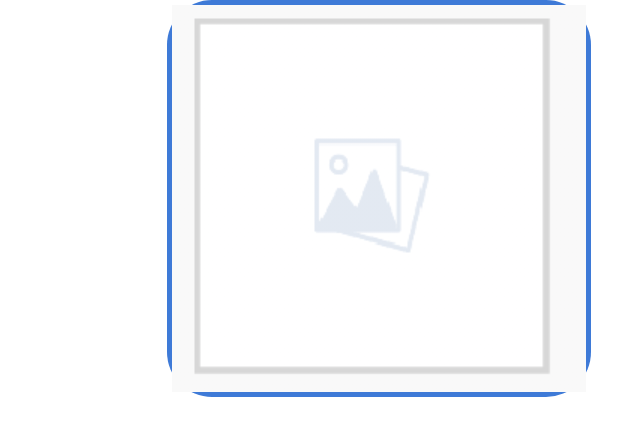
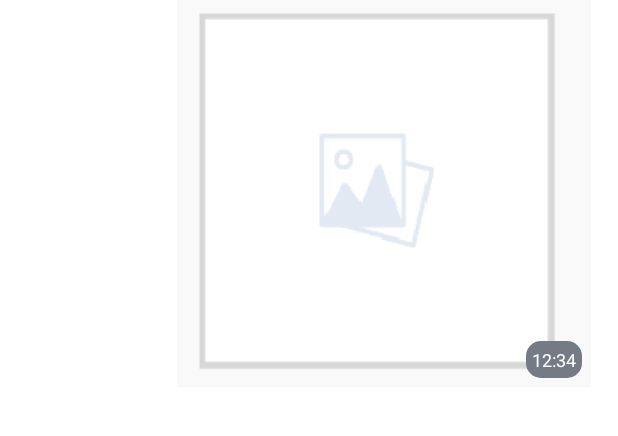
Before and after one commit to LiveTex/sdk-android, an Android app: the layout i_chat_message_file_out.xml on its own in the app's theme, with its tools: preview values and no code run, on a phone screen of 412 x 824 dp. Shown: the top 436 px of the screen. Run offline under Robolectric (Android 15) with nearby library versions, the phone set to English and light mode, and no system bars; network calls fail.

Commit message:
[Demo] Added time label to chat messages.

```diff
--- /dev/null
+++ b/demo/src/main/res/drawable/bg_darkgray_rounded.xml
@@ -0,0 +1,10 @@
+<?xml version="1.0" encoding="utf-8"?>
+<shape xmlns:android="http://schemas.android.com/apk/res/android"
+	android:shape="rectangle" >
+	<solid
+		android:color="#757B85" >
+	</solid>
+	<corners
+		android:radius="10dp">
+	</corners>
+</shape>
--- a/demo/src/main/res/layout/i_chat_message_file_out.xml
+++ b/demo/src/main/res/layout/i_chat_message_file_out.xml
@@ -10,10 +10,22 @@
 		android:layout_width="wrap_content"
 		android:layout_height="wrap_content"
 		android:layout_marginEnd="18dp"
-		android:background="@drawable/rounded_rectangle_blue"
 		android:maxWidth="300dp"
-		android:padding="3dp"
 		app:layout_constraintEnd_toEndOf="parent"
 		app:layout_constraintTop_toTopOf="parent"
 		tools:src="@drawable/placeholder" />
+
+	<TextView
+		android:id="@+id/timeView"
+		android:layout_width="wrap_content"
+		android:layout_height="wrap_content"
+		android:layout_marginEnd="6dp"
+		android:layout_marginBottom="6dp"
+		android:textColor="@android:color/white"
+		android:textSize="12sp"
+		android:padding="4dp"
+		android:background="@drawable/bg_darkgray_rounded"
+		app:layout_constraintBottom_toBottomOf="@id/image"
+		app:layout_constraintEnd_toEndOf="@+id/image"
+		tools:text="12:34" />
 </androidx.constraintlayout.widget.ConstraintLayout>
--- /dev/null
+++ b/demo/src/main/res/values/dimens.xml
@@ -0,0 +1,4 @@
+<?xml version="1.0" encoding="utf-8"?>
+<resources>
+	<dimen name="chat_image_corner_radius">15dp</dimen>
+</resources>
```
Also changed, not shown: demo/src/main/java/ru/livetex/demoapp/ui/adapter/MessagesAdapter.java (+23 -3 lines), demo/src/main/java/ru/livetex/demoapp/utils/DateUtils.java (added, +16 -0 lines), demo/src/main/res/layout/i_chat_message_file_in.xml (+14 -2 lines), demo/src/main/res/layout/i_chat_message_in.xml (+14 -3 lines), demo/src/main/res/layout/i_chat_message_out.xml (+15 -3 lines).
